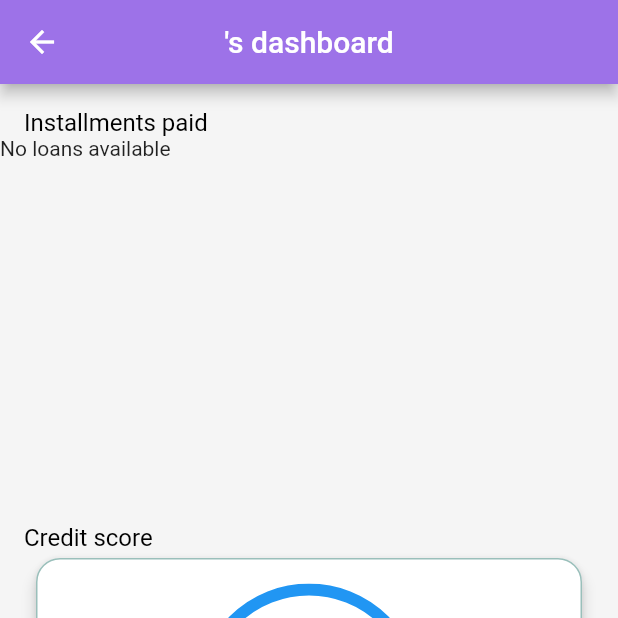
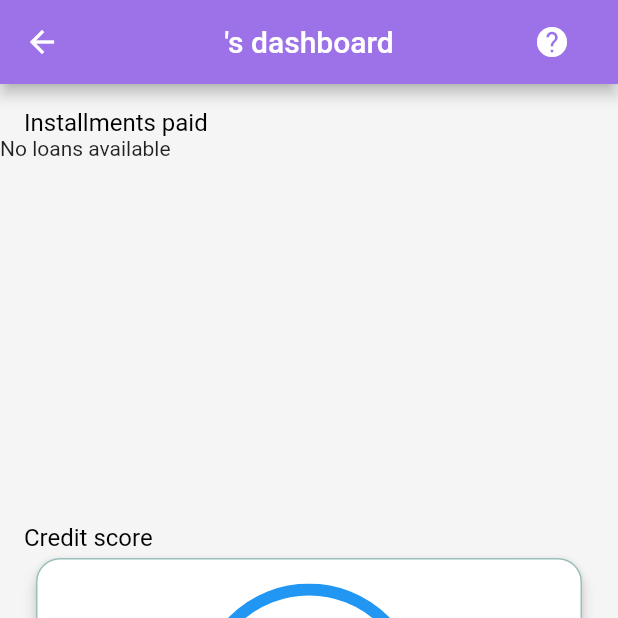
Before and after one commit to viveky259259/emi_engagement, a Flutter app: the DashboardUi screen opened by its route, on a phone screen of 412 x 824 dp, the top half of it. Run offline on Flutter 3.47's test engine with Material 2 defaults, Android fonts, the phone set to English and light mode, and no system bars; drawn by our look-alikes of bubble_bottom_bar; our stand-ins replace circular_profile_avatar, cloud_firestore, connectivity, firebase_auth, shared_preferences; missing offline and left inert: achievement_view, gradient_text; accounts and stored records are empty.

Commit message:
faq added

```diff
--- a/lib/constants/colors.constants.dart
+++ b/lib/constants/colors.constants.dart
@@ -7,4 +7,5 @@ static const Color messageCardGradient1= Color(0xff9d72e8);
 static const Color messageCardGradient2= Color(0xff777de5);
 static const leaderBoardBackground=Color(0xff2b2448);
 static const leaderBoardTopBackground=Color(0xff928dab);
+static const faqAppBarBackground= Color(0xff674fda);
 }
--- a/lib/dashboard/dashboard.ui.dart
+++ b/lib/dashboard/dashboard.ui.dart
@@ -1,6 +1,7 @@
 import 'package:emi_engagement/chat_bot/chat.bot.ui.dart';
 import 'package:emi_engagement/constants/colors.constants.dart';
 import 'package:emi_engagement/dashboard/storage/local.storage.dart';
+import 'package:emi_engagement/faqPage/ListPage.dart';
 import 'package:emi_engagement/home/home.ui.dart';
 import 'package:emi_engagement/leaderboard/leaderboard.ui.dart';
 import 'package:emi_engagement/loan/loans.ui.dart';
@@ -131,8 +132,19 @@ class _DashboardUiState extends State<DashboardUi>
         leading: null,
         primary: true,
         centerTitle: true,
+
         backgroundColor: getAppBarColor(currentIndex),
-        title: (userModel!=null)?Text("${userModel.name}'s ${getTitleSuffix(currentIndex)}"):Text("Dashboard"),
+        title: (userModel != null)
+            ? Text("${userModel.name}'s ${getTitleSuffix(currentIndex)}")
+            : Text("Dashboard"),
+        actions: <Widget>[
+          FlatButton(
+            onPressed: () {
+              Navigator.of(context).push(MaterialPageRoute(builder: (context)=>ListPage()));
+            },
+            child: Icon(Icons.help,color: Colors.white,),
+          )
+        ],
       ),
       backgroundColor: Colors.grey.shade100,
       body: getUiToDisplay(currentIndex),
--- a/lib/faqPage/FAQListPage.dart
+++ b/lib/faqPage/FAQListPage.dart
@@ -14,6 +14,7 @@ class FAQList extends StatelessWidget {
           child: Padding(
             padding: EdgeInsets.all(9.0),
             child: ExpansionTile(
+
               title: Text(
                 helpcardh.questionsName,
                 style: TextStyle(
```
Also changed, not shown: lib/faqPage/ListPage.dart (+5 -9 lines).
